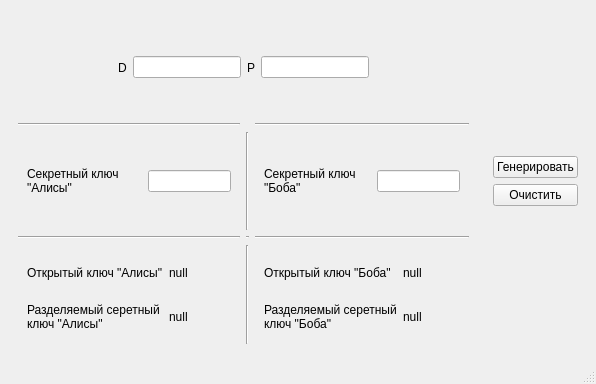
Old version of the form mainwindow.ui in the repository MrFireDeN/RSA.
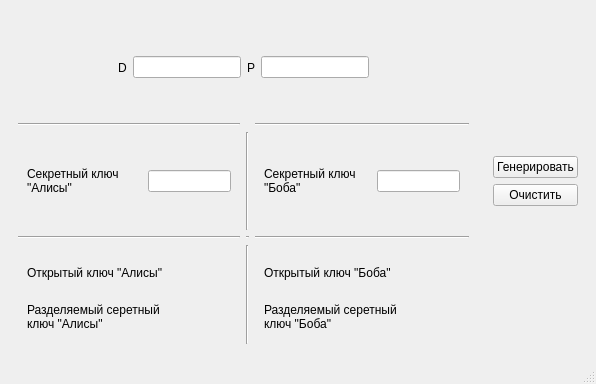
New version of the form.

Commit message: feat: реализован алгоритм Диффи-Хеллмана

Diff of the .ui file:
```diff
--- a/mainwindow.ui
+++ b/mainwindow.ui
@@ -60,7 +60,7 @@
           <item row="0" column="1">
            <widget class="QLabel" name="openKeyBob">
             <property name="text">
-             <string>null</string>
+             <string/>
             </property>
            </widget>
           </item>
@@ -80,7 +80,7 @@
           <item row="1" column="1">
            <widget class="QLabel" name="globalKeyBob">
             <property name="text">
-             <string>null</string>
+             <string/>
             </property>
            </widget>
           </item>
@@ -141,7 +141,7 @@
           <item row="0" column="1">
            <widget class="QLabel" name="openKeyAlice">
             <property name="text">
-             <string>null</string>
+             <string/>
             </property>
            </widget>
           </item>
@@ -161,7 +161,7 @@
           <item row="1" column="1">
            <widget class="QLabel" name="globalKeyAlice">
             <property name="text">
-             <string>null</string>
+             <string/>
             </property>
            </widget>
           </item>
```
Left out of the diff: 6 changed lines with no effect on the pictures. The commit also changes 2 other files.
